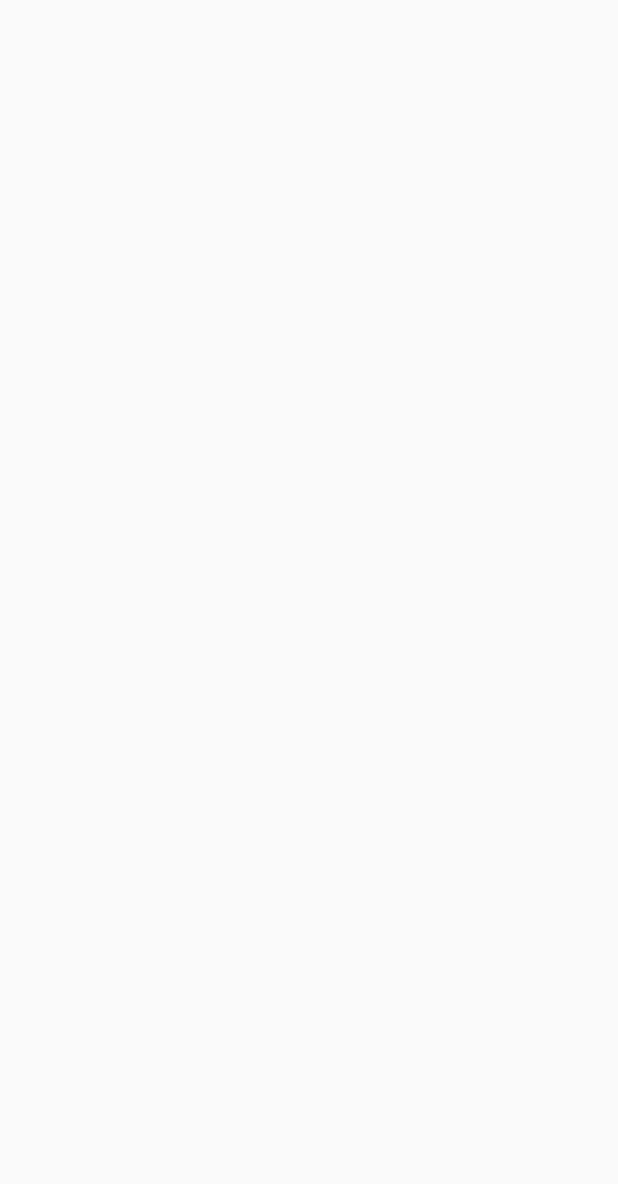
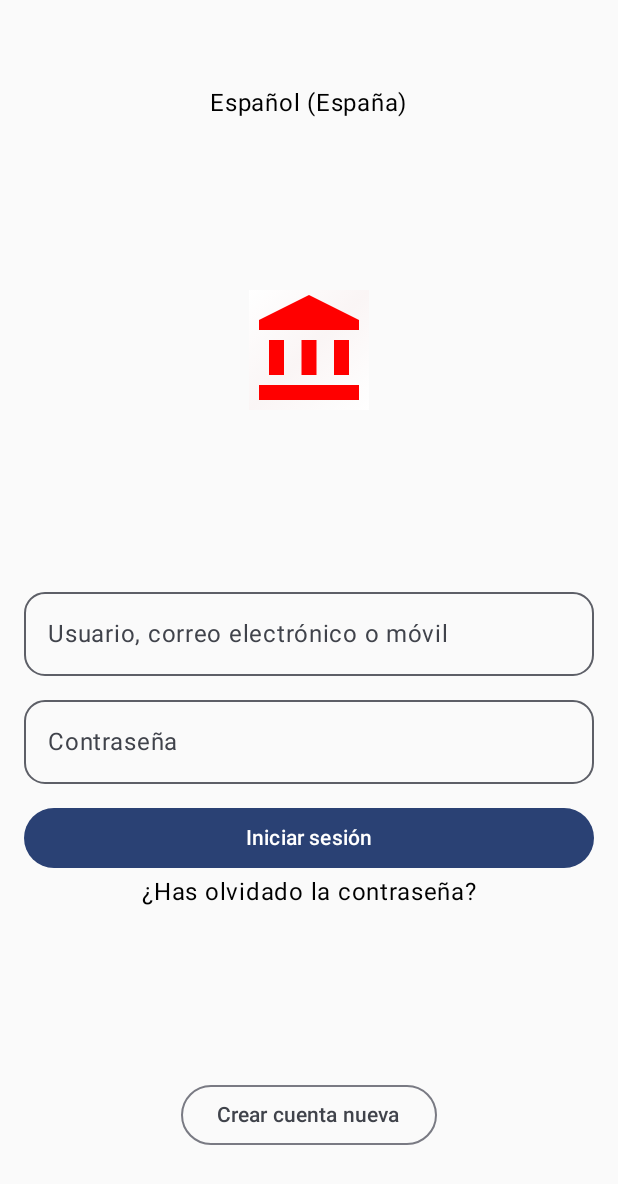
Before and after one commit to Miguel36/InstaDevApp, an Android app built with Jetpack Compose: the screen it shows after launch (MainActivity), on a phone screen of 412 x 824 dp. Before the commit the part shown is empty. Shown: the top 1184 px of the screen. Run offline under Robolectric (Android 15) with nearby library versions, the phone set to English and light mode, and no system bars.

Commit message:
Se añade librería para iconos de material y se diseña screen para login

```diff
--- a/app/build.gradle.kts
+++ b/app/build.gradle.kts
@@ -51,6 +51,7 @@ dependencies {
     implementation(libs.androidx.ui.graphics)
     implementation(libs.androidx.ui.tooling.preview)
     implementation(libs.androidx.material3)
+    implementation(libs.androidx.material.icons.extended.android)
     implementation(libs.kotlinx.serialization.json)
 
     //Navigation
--- a/app/src/main/java/com/skyfallen/instadev/core/navigation/NavigationWrapper.kt
+++ b/app/src/main/java/com/skyfallen/instadev/core/navigation/NavigationWrapper.kt
@@ -5,14 +5,15 @@ import androidx.compose.ui.Modifier
 import androidx.navigation.compose.NavHost
 import androidx.navigation.compose.composable
 import androidx.navigation.compose.rememberNavController
+import com.skyfallen.instadev.view.auth.login.LoginScreen
 
 @Composable
-fun NavigationWrapper(modifier: Modifier = Modifier) {
+fun NavigationWrapper() {
     val navController = rememberNavController()
 
     NavHost(navController = navController, startDestination = Login) {
         composable<Login> {
-
+            LoginScreen()
         }
     }
 }
--- a/app/src/main/java/com/skyfallen/instadev/view/auth/login/LoginScreen.kt
+++ b/app/src/main/java/com/skyfallen/instadev/view/auth/login/LoginScreen.kt
@@ -1 +1,77 @@
 package com.skyfallen.instadev.view.auth.login
+
+import androidx.compose.foundation.background
+import androidx.compose.foundation.layout.Arrangement
+import androidx.compose.foundation.layout.Column
+import androidx.compose.foundation.layout.Spacer
+import androidx.compose.foundation.layout.fillMaxSize
+import androidx.compose.foundation.layout.fillMaxWidth
+import androidx.compose.foundation.layout.height
+import androidx.compose.foundation.layout.padding
+import androidx.compose.foundation.layout.size
+import androidx.compose.foundation.shape.RoundedCornerShape
+import androidx.compose.material.icons.Icons
+import androidx.compose.material.icons.filled.AccountBalance
+import androidx.compose.material3.Button
+import androidx.compose.material3.Icon
+import androidx.compose.material3.OutlinedButton
+import androidx.compose.material3.OutlinedTextField
+import androidx.compose.material3.Text
+import androidx.compose.runtime.Composable
+import androidx.compose.runtime.getValue
+import androidx.compose.runtime.mutableStateOf
+import androidx.compose.runtime.remember
+import androidx.compose.runtime.setValue
+import androidx.compose.ui.Alignment
+import androidx.compose.ui.Modifier
+import androidx.compose.ui.graphics.Brush
+import androidx.compose.ui.graphics.Color
+import androidx.compose.ui.unit.dp
+
+@Composable
+fun LoginScreen(modifier: Modifier = Modifier) {
+    var textValue by remember { mutableStateOf("") }
+
+    Column(
+        modifier = Modifier.fillMaxSize(),
+        horizontalAlignment = Alignment.CenterHorizontally,
+        verticalArrangement = Arrangement.SpaceAround
+    ) {
+        Text(text = "Español (España)")
+        Icon(
+            imageVector = Icons.Default.AccountBalance,
+            contentDescription = "",
+            modifier = modifier.size(80.dp).background(brush = Brush.linearGradient(listOf(Color.White, Color.Red.copy(0.02f), Color.White))),
+            tint = Color.Red
+        )
+
+        Column(
+            Modifier.padding(horizontal = 16.dp),
+            horizontalAlignment = Alignment.CenterHorizontally
+        ) {
+            OutlinedTextField(
+                modifier = Modifier.fillMaxWidth(),
+                value = textValue,
+                onValueChange = { value -> textValue = value },
+                label = { Text("Usuario, correo electrónico o móvil") },
+                shape = RoundedCornerShape(25)
+            )
+            Spacer(Modifier.height(8.dp))
+            OutlinedTextField(
+                modifier = Modifier.fillMaxWidth(),
+                value = textValue,
+                onValueChange = { value -> textValue = value },
+                label = { Text("Contraseña") },
+                shape = RoundedCornerShape(25)
+            )
+            Spacer(Modifier.height(12.dp))
+            Button(modifier = Modifier.fillMaxWidth(), onClick = {}) { Text("Iniciar sesión") }
+            Text("¿Has olvidado la contraseña?")
+        }
+
+
+
+        OutlinedButton(onClick = {}) { Text("Crear cuenta nueva") }
+
+    }
+}
--- a/gradle/libs.versions.toml
+++ b/gradle/libs.versions.toml
@@ -8,12 +8,14 @@ espressoCore = "3.7.0"
 lifecycleRuntimeKtx = "2.9.4"
 activityCompose = "1.11.0"
 composeBom = "2025.10.01"
+materialIconsExtendedAndroid = "1.7.8"
 navigationCompose = "2.9.5"
 kotlinSerialization = "1.9.0"
 
 [libraries]
 androidx-core-ktx = { group = "androidx.core", name = "core-ktx", version.ref = "coreKtx" }
 androidx-lifecycle-viewmodel-ktx = { module = "androidx.lifecycle:lifecycle-viewmodel-ktx", version.ref = "lifecycleRuntimeKtx" }
+androidx-material-icons-extended-android = { module = "androidx.compose.material:material-icons-extended-android", version.ref = "materialIconsExtendedAndroid" }
 androidx-navigation-compose = { module = "androidx.navigation:navigation-compose", version.ref = "navigationCompose" }
 junit = { group = "junit", name = "junit", version.ref = "junit" }
 androidx-junit = { group = "androidx.test.ext", name = "junit", version.ref = "junitVersion" }
```
